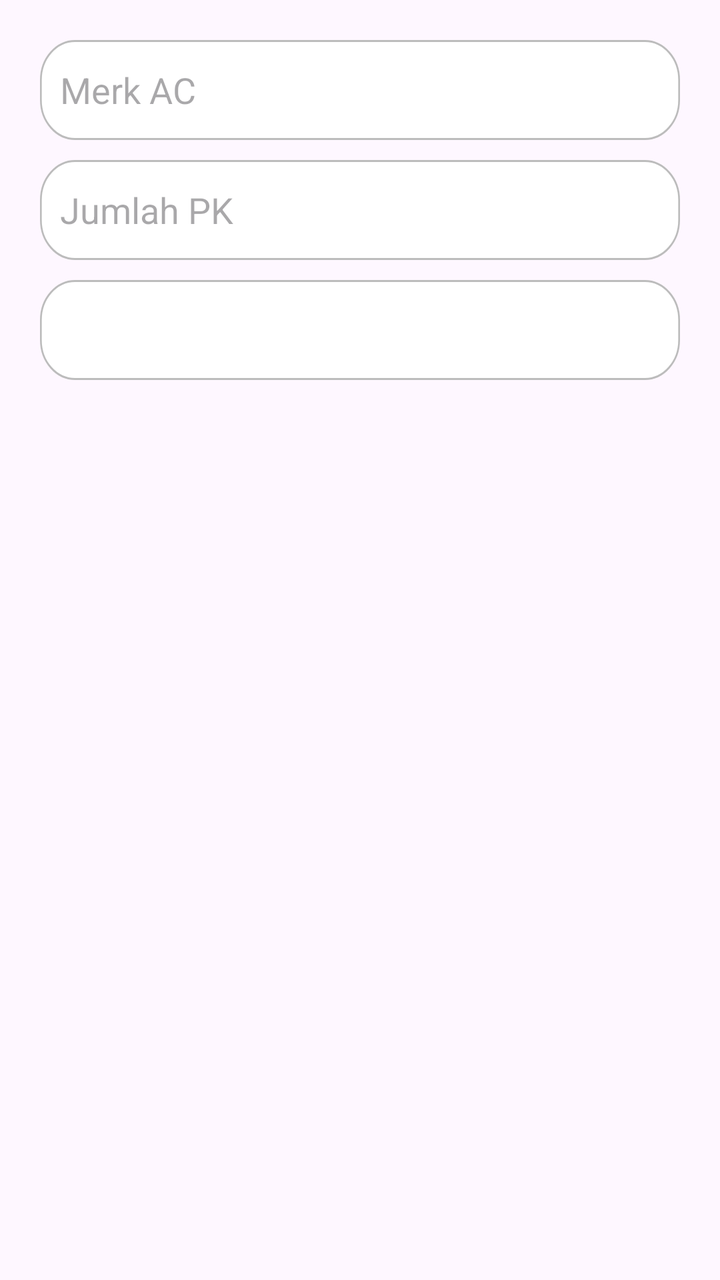
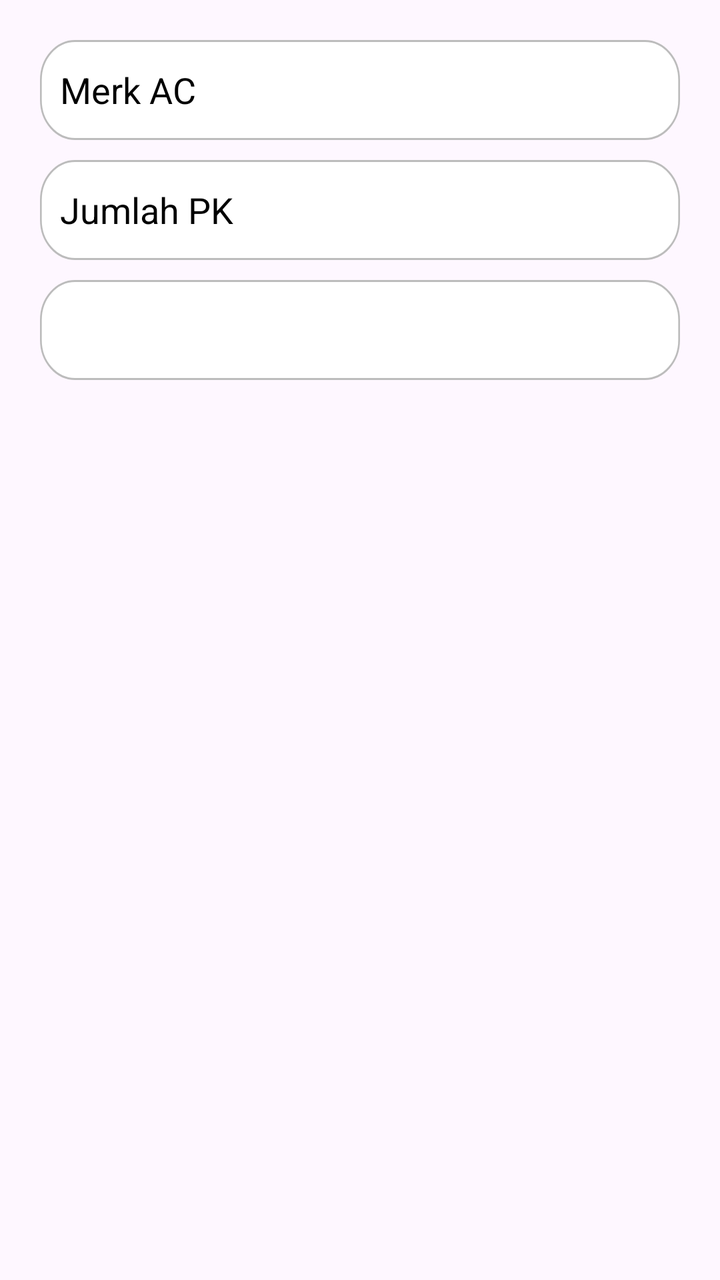

Compare the two renders of this Android layout. The source of the first and the diff that turns it into the second are given below.
<!-- AndroidManifest.xml: application theme Theme.RefroTech -->
<!-- res/layout/dialog_add_unit.xml -->
<?xml version="1.0" encoding="utf-8"?>
<LinearLayout xmlns:android="http://schemas.android.com/apk/res/android"
    android:layout_width="match_parent"
    android:layout_height="wrap_content"
    android:orientation="vertical"
    android:padding="20dp">

    
    <EditText
        android:id="@+id/etBrand"
        android:layout_width="match_parent"
        android:layout_height="wrap_content"
        android:hint="Merk AC"
        android:inputType="textCapWords"
        android:background="@drawable/input_box_login"
        android:padding="10dp"
        android:layout_marginBottom="10dp" />

    
    <EditText
        android:id="@+id/etPK"
        android:layout_width="match_parent"
        android:layout_height="wrap_content"
        android:hint="Jumlah PK"
        android:inputType="numberDecimal"
        android:background="@drawable/input_box_login"
        android:padding="10dp"
        android:layout_marginBottom="10dp" />

    
    <Spinner
        android:id="@+id/spinnerWorkType"
        android:layout_width="match_parent"
        android:layout_height="wrap_content"
        android:background="@drawable/input_box_login"
        android:padding="10dp"
        android:spinnerMode="dropdown" />
</LinearLayout>
<!-- resources referenced by this layout -->
<resources>
  <!-- drawable input_box_login (drawable) -->
  <vector xmlns:android="http://schemas.android.com/apk/res/android"
      android:width="364dp"
      android:height="50dp"
      android:viewportWidth="364"
      android:viewportHeight="50">
    <path
        android:strokeWidth="1"
        android:pathData="M20,0.5L344,0.5A19.5,19.5 0,0 1,363.5 20L363.5,30A19.5,19.5 0,0 1,344 49.5L20,49.5A19.5,19.5 0,0 1,0.5 30L0.5,20A19.5,19.5 0,0 1,20 0.5z"
        android:fillColor="#ffffff"
        android:strokeColor="#BCBCBC"/>
  </vector>
  <style name="Theme.RefroTech" parent="Base.Theme.RefroTech" />
  <style name="Base.Theme.RefroTech" parent="Theme.Material3.DayNight.NoActionBar">
          
          
      </style>
</resources>

<!-- the commit's change to res/layout/dialog_add_unit.xml (unified diff, before → after) -->
@@ -11,6 +11,7 @@
         android:layout_width="match_parent"
         android:layout_height="wrap_content"
         android:hint="Merk AC"
+        android:textColorHint="@color/black"
         android:inputType="textCapWords"
         android:background="@drawable/input_box_login"
         android:padding="10dp"
@@ -22,6 +23,7 @@
         android:layout_width="match_parent"
         android:layout_height="wrap_content"
         android:hint="Jumlah PK"
+        android:textColorHint="@color/black"
         android:inputType="numberDecimal"
         android:background="@drawable/input_box_login"
         android:padding="10dp"
@@ -34,5 +36,6 @@
         android:layout_height="wrap_content"
         android:background="@drawable/input_box_login"
         android:padding="10dp"
+
         android:spinnerMode="dropdown" />
 </LinearLayout>
<!-- resource entries referenced after the edit -->
@@ -1,5 +1,6 @@
 <!-- resources referenced by this layout -->
 <resources>
+  <color name="black">#FF000000</color>
   <!-- drawable input_box_login (drawable) -->
   <vector xmlns:android="http://schemas.android.com/apk/res/android"
       android:width="364dp"
